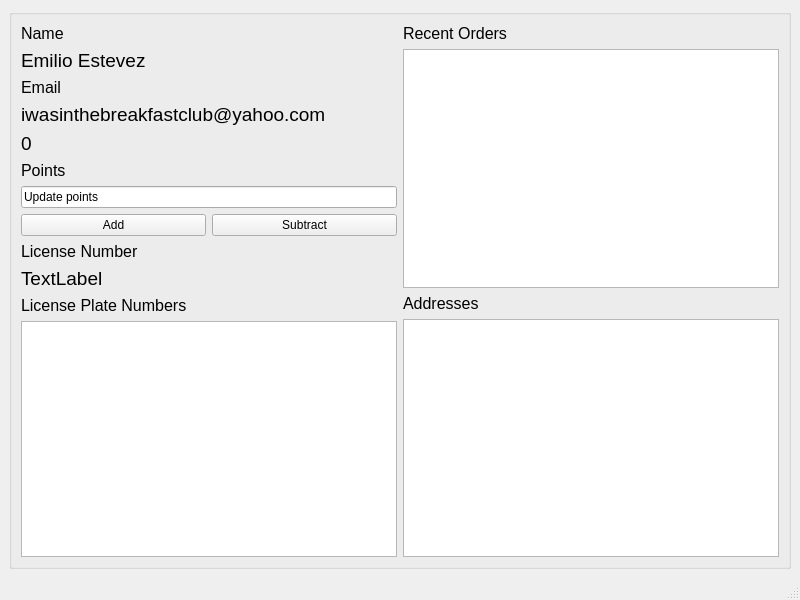
The window that Drive/driverinfo.ui (TraceyAlKing/CPSC4910-watt4910-group5) describes before a commit, drawn with Qt 5.
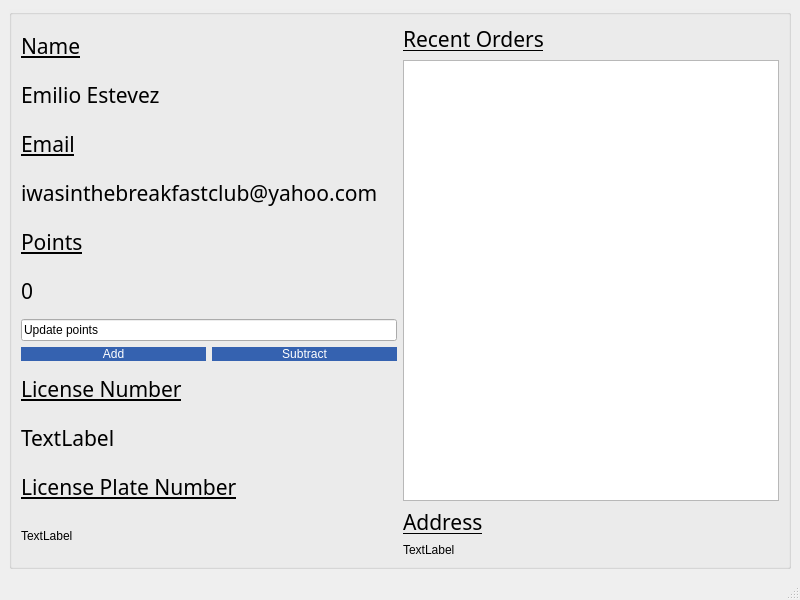
The same window after the commit.

Diff of the .ui file:
```diff
--- a/Drive/driverinfo.ui
+++ b/Drive/driverinfo.ui
@@ -13,6 +13,19 @@
   <property name="windowTitle">
    <string>MainWindow</string>
   </property>
+  <property name="styleSheet">
+   <string notr="true">#MainWindow { font: 16pt &quot;Aganè S&quot;; }
+#MainWindow { background-color : #9CAFD1  }
+QPushButton {color : white;
+background-color : #3562B0;
+border-radius: 10px;}
+QPushButton{ font: 81 14pt &quot;AXIS Extra Bold&quot;;}
+#pushButton_Login_2{ font: 81 18pt &quot;AXIS Extra Bold&quot;;
+border-radius: 25px; }
+QGroupBox{ background-color : #EEEEEE;}
+QLabel{  font: 16pt &quot;Aganè S&quot;; }
+QStackedWidget{ background: qlineargradient(x1:0, y1:0, x2:1, y2:1,  stop:0 #202020, stop: 0.4 #303030, stop:1 #353535)}</string>
+  </property>
   <widget class="QWidget" name="centralwidget">
    <layout class="QVBoxLayout" name="verticalLayout">
     <item>
@@ -27,7 +40,12 @@
           <widget class="QLabel" name="label">
            <property name="font">
             <font>
-             <pointsize>12</pointsize>
+             <family>Aganè S</family>
+             <pointsize>16</pointsize>
+             <weight>50</weight>
+             <italic>false</italic>
+             <bold>false</bold>
+             <underline>true</underline>
             </font>
            </property>
            <property name="text">
@@ -39,7 +57,11 @@
           <widget class="QLabel" name="name_label">
            <property name="font">
             <font>
-             <pointsize>14</pointsize>
+             <family>Aganè S</family>
+             <pointsize>16</pointsize>
+             <weight>50</weight>
+             <italic>false</italic>
+             <bold>false</bold>
             </font>
            </property>
            <property name="text">
@@ -51,7 +73,12 @@
           <widget class="QLabel" name="label_3">
            <property name="font">
             <font>
-             <pointsize>12</pointsize>
+             <family>Aganè S</family>
+             <pointsize>16</pointsize>
+             <weight>50</weight>
+             <italic>false</italic>
+             <bold>false</bold>
+             <underline>true</underline>
             </font>
            </property>
            <property name="text">
@@ -63,7 +90,11 @@
           <widget class="QLabel" name="email_label">
            <property name="font">
             <font>
-             <pointsize>14</pointsize>
+             <family>Aganè S</family>
+             <pointsize>16</pointsize>
+             <weight>50</weight>
+             <italic>false</italic>
+             <bold>false</bold>
             </font>
            </property>
            <property name="text">
@@ -71,23 +102,16 @@
            </property>
           </widget>
          </item>
-         <item>
-          <widget class="QLabel" name="points_label">
-           <property name="font">
-            <font>
-             <pointsize>14</pointsize>
-            </font>
-           </property>
-           <property name="text">
-            <string>0</string>
-           </property>
-          </widget>
-         </item>
          <item>
           <widget class="QLabel" name="label_5">
            <property name="font">
             <font>
-             <pointsize>12</pointsize>
+             <family>Aganè S</family>
+             <pointsize>16</pointsize>
+             <weight>50</weight>
+             <italic>false</italic>
+             <bold>false</bold>
+             <underline>true</underline>
             </font>
            </property>
            <property name="text">
@@ -95,6 +119,22 @@
            </property>
           </widget>
          </item>
+         <item>
+          <widget class="QLabel" name="points_label">
+           <property name="font">
+            <font>
+             <family>Aganè S</family>
+             <pointsize>16</pointsize>
+             <weight>50</weight>
+             <italic>false</italic>
+             <bold>false</bold>
+            </font>
+           </property>
+           <property name="text">
+            <string>0</string>
+           </property>
+          </widget>
+         </item>
          <item>
           <layout class="QVBoxLayout" name="verticalLayout_2">
            <item>
@@ -128,7 +168,12 @@
           <widget class="QLabel" name="label_6">
            <property name="font">
             <font>
-             <pointsize>12</pointsize>
+             <family>Aganè S</family>
+             <pointsize>16</pointsize>
+             <weight>50</weight>
+             <italic>false</italic>
+             <bold>false</bold>
+             <underline>true</underline>
             </font>
            </property>
            <property name="text">
@@ -140,7 +185,11 @@
           <widget class="QLabel" name="label_8">
            <property name="font">
             <font>
-             <pointsize>14</pointsize>
+             <family>Aganè S</family>
+             <pointsize>16</pointsize>
+             <weight>50</weight>
+             <italic>false</italic>
+             <bold>false</bold>
             </font>
            </property>
            <property name="text">
@@ -152,16 +201,25 @@
           <widget class="QLabel" name="label_7">
            <property name="font">
             <font>
-             <pointsize>12</pointsize>
+             <family>Aganè S</family>
+             <pointsize>16</pointsize>
+             <weight>50</weight>
+             <italic>false</italic>
+             <bold>false</bold>
+             <underline>true</underline>
             </font>
            </property>
            <property name="text">
-            <string>License Plate Numbers</string>
+            <string>License Plate Number</string>
            </property>
           </widget>
          </item>
          <item>
-          <widget class="QTableWidget" name="tableWidget"/>
+          <widget class="QLabel" name="lp_label">
+           <property name="text">
+            <string>TextLabel</string>
+           </property>
+          </widget>
          </item>
         </layout>
        </item>
@@ -171,7 +229,12 @@
           <widget class="QLabel" name="label_2">
            <property name="font">
             <font>
-             <pointsize>12</pointsize>
+             <family>Aganè S</family>
+             <pointsize>16</pointsize>
+             <weight>50</weight>
+             <italic>false</italic>
+             <bold>false</bold>
+             <underline>true</underline>
             </font>
            </property>
            <property name="text">
@@ -190,16 +253,25 @@
           <widget class="QLabel" name="label_4">
            <property name="font">
             <font>
-             <pointsize>12</pointsize>
+             <family>Aganè S</family>
+             <pointsize>16</pointsize>
+             <weight>50</weight>
+             <italic>false</italic>
+             <bold>false</bold>
+             <underline>true</underline>
             </font>
            </property>
            <property name="text">
-            <string>Addresses</string>
+            <string>Address</string>
            </property>
           </widget>
          </item>
          <item>
-          <widget class="QTableWidget" name="tableWidget_2"/>
+          <widget class="QLabel" name="address_label">
+           <property name="text">
+            <string>TextLabel</string>
+           </property>
+          </widget>
          </item>
         </layout>
        </item>
```
Left out of the diff: 6 changed lines with no effect on the pictures.
